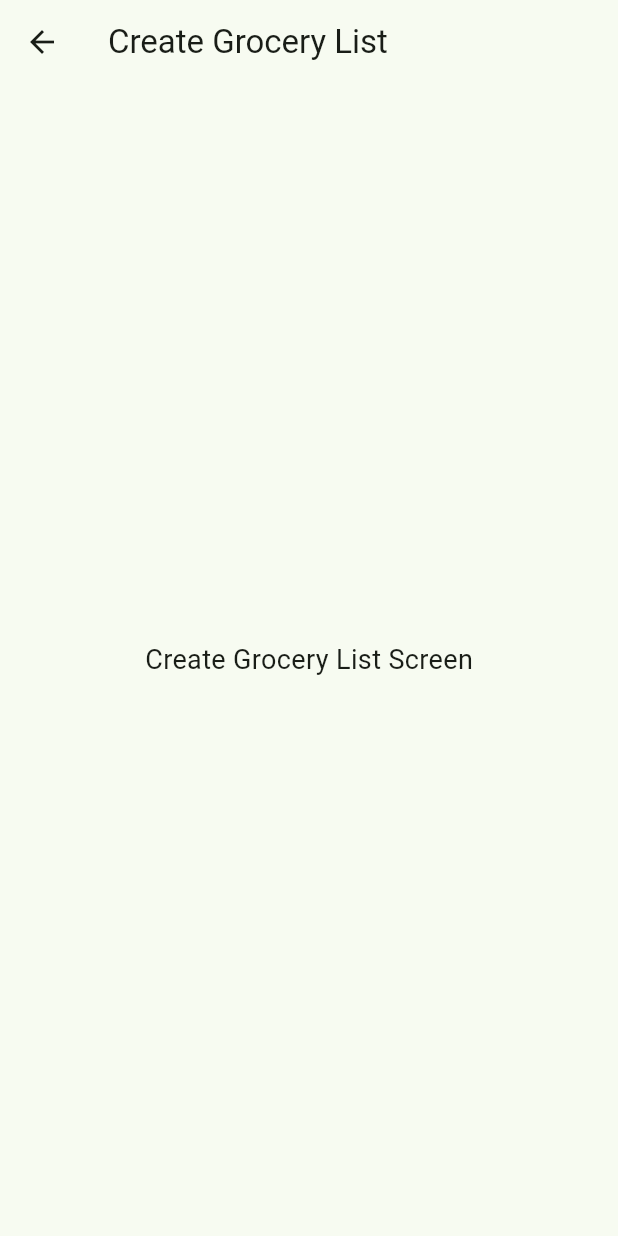
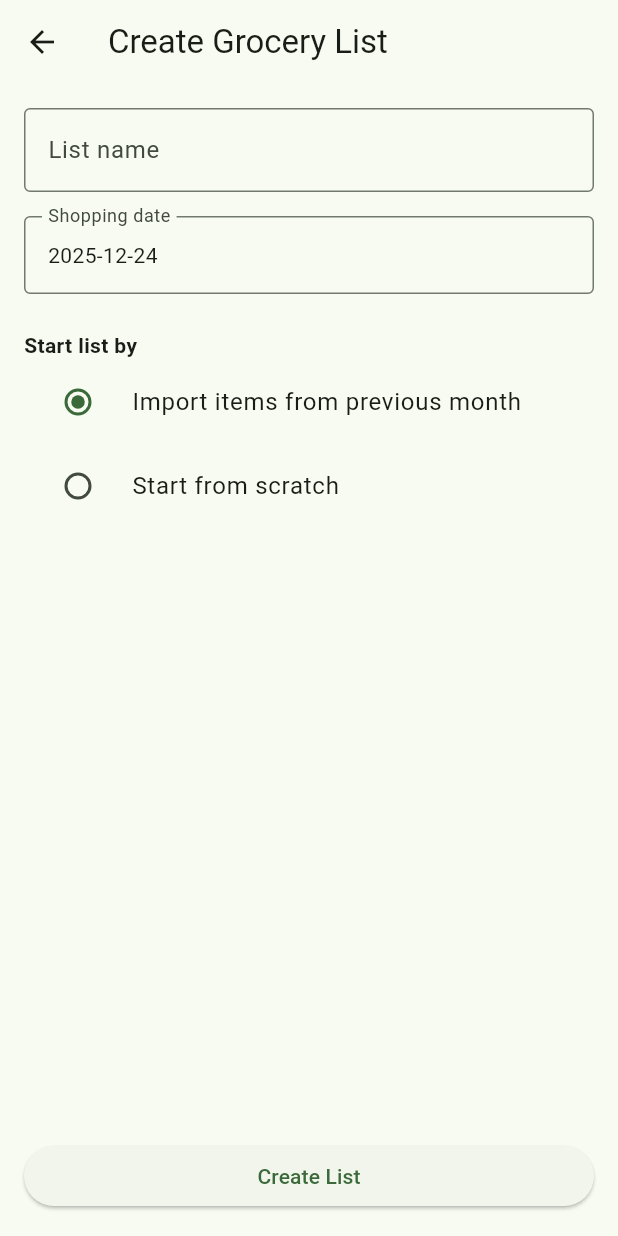
Before and after one commit to iamyasiramjad/grocery_ledger, a Flutter app: the CreateGroceryListScreen screen opened directly, on a phone screen of 412 x 824 dp. Run offline on Flutter 3.47's test engine with Material 3 defaults, Android fonts, the phone set to English and light mode, and no system bars.

Commit message:
Convert CreateGroceryListScreen to a StatefulWidget, adding state management for list name, shopping date, and import options. Implement UI components for user input and selection.

```diff
--- a/lib/features/grocery_list/create_grocery_list_screen.dart
+++ b/lib/features/grocery_list/create_grocery_list_screen.dart
@@ -1,20 +1,133 @@
 import 'package:flutter/material.dart';
 
-class CreateGroceryListScreen extends StatelessWidget {
+class CreateGroceryListScreen extends StatefulWidget {
   const CreateGroceryListScreen({super.key});
 
+  @override
+  State<CreateGroceryListScreen> createState() =>
+      _CreateGroceryListScreenState();
+}
+
+class _CreateGroceryListScreenState extends State<CreateGroceryListScreen> {
+  // 1️⃣ STATE VARIABLES
+  final TextEditingController _nameController = TextEditingController();
+  DateTime _selectedDate = DateTime.now();
+  bool _importFromPrevious = true;
+
+  // 2️⃣ LIFECYCLE
+  @override
+  void dispose() {
+    _nameController.dispose();
+    super.dispose();
+  }
+
+  // 3️⃣ BUILD METHOD (ENTRY POINT)
   @override
   Widget build(BuildContext context) {
     return Scaffold(
       appBar: AppBar(
         title: const Text('Create Grocery List'),
       ),
-      body: const Center(
-        child: Text(
-          'Create Grocery List Screen',
-          style: TextStyle(fontSize: 18),
+      body: Padding(
+        padding: const EdgeInsets.all(16),
+        child: Column(
+          crossAxisAlignment: CrossAxisAlignment.start,
+          children: [
+            _buildNameField(),
+            const SizedBox(height: 16),
+            _buildDateField(context),
+            const SizedBox(height: 24),
+            _buildStartOptions(),
+            const Spacer(),
+            _buildCreateButton(),
+          ],
         ),
       ),
     );
   }
+
+  // 4️⃣ HELPER WIDGETS (PUT CODE HERE ⬇⬇⬇)
+
+  Widget _buildNameField() {
+    return TextField(
+      controller: _nameController,
+      decoration: const InputDecoration(
+        labelText: 'List name',
+        hintText: 'January grocery list from Fine Store',
+        border: OutlineInputBorder(),
+      ),
+    );
+  }
+
+  Widget _buildDateField(BuildContext context) {
+    return InkWell(
+      onTap: () async {
+        final picked = await showDatePicker(
+          context: context,
+          initialDate: _selectedDate,
+          firstDate: DateTime(2020),
+          lastDate: DateTime(2100),
+        );
+
+        if (picked != null) {
+          setState(() {
+            _selectedDate = picked;
+          });
+        }
+      },
+      child: InputDecorator(
+        decoration: const InputDecoration(
+          labelText: 'Shopping date',
+          border: OutlineInputBorder(),
+        ),
+        child: Text(
+          '${_selectedDate.year}-${_selectedDate.month.toString().padLeft(2, '0')}-${_selectedDate.day.toString().padLeft(2, '0')}',
+        ),
+      ),
+    );
+  }
+
+  Widget _buildStartOptions() {
+    return Column(
+      crossAxisAlignment: CrossAxisAlignment.start,
+      children: [
+        const Text(
+          'Start list by',
+          style: TextStyle(fontWeight: FontWeight.bold),
+        ),
+        RadioListTile<bool>(
+          value: true,
+          groupValue: _importFromPrevious,
+          onChanged: (value) {
+            setState(() {
+              _importFromPrevious = value!;
+            });
+          },
+          title: const Text('Import items from previous month'),
+        ),
+        RadioListTile<bool>(
+          value: false,
+          groupValue: _importFromPrevious,
+          onChanged: (value) {
+            setState(() {
+              _importFromPrevious = value!;
+            });
+          },
+          title: const Text('Start from scratch'),
+        ),
+      ],
+    );
+  }
+
+  Widget _buildCreateButton() {
+    return SizedBox(
+      width: double.infinity,
+      child: ElevatedButton(
+        onPressed: () {
+          // next step
+        },
+        child: const Text('Create List'),
+      ),
+    );
+  }
 }
```
